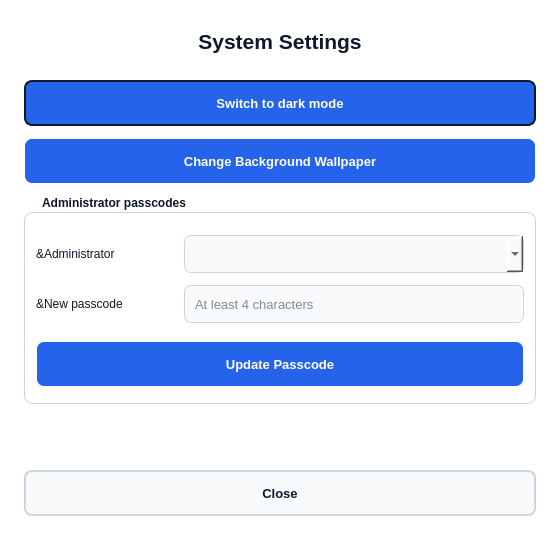
This is SYNCLAB - Source Code/ui/forms/systemsettingsdialog.ui in PPAS-Rashmika/SYNCLAB-Centralized-Workshop-Laboratory-Allocation-Platform as Qt 5 draws it before an edit. The edited form follows.
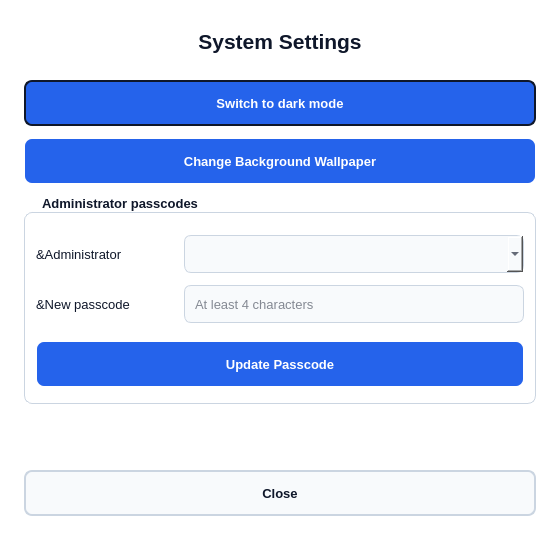
This is the edited form.

What changed in the file:
```diff
--- a/SYNCLAB - Source Code/ui/forms/systemsettingsdialog.ui
+++ b/SYNCLAB - Source Code/ui/forms/systemsettingsdialog.ui
@@ -7,7 +7,54 @@
   <property name="windowTitle">
    <string>System settings</string>
   </property>
-  <!-- ස්ථානය x/y වලින්ද ප්‍රමාණය width/height වලින්ද වෙනස් කරන්න. -->
+  <property name="darkStyleSheet" stdset="0">
+   <string notr="true">QWidget { font-family: "Segoe UI"; font-size: 10pt; }
+QDialog { background-color: #172033; color: #F1F5F9; }
+QLabel { color: #F1F5F9; background: transparent; }
+QLineEdit, QComboBox { background-color: #0F172A; color: #F1F5F9; border: 1px solid #475569; border-radius: 7px; padding: 8px; }
+QLineEdit:focus, QComboBox:focus { border: 1px solid #2563EB; }
+QComboBox QAbstractItemView { background-color: #0F172A; color: #F1F5F9; selection-background-color: #2563EB; selection-color: white; border: 1px solid #475569; }
+QPushButton { background-color: #2563EB; color: white; border: 2px solid transparent; border-radius: 8px; padding: 2px 14px; }
+QPushButton:focus, QPushButton:default { border-color: #F1F5F9; }
+QPushButton:hover { border-color: #475569; }
+QPushButton:disabled { background-color: #475569; color: #F1F5F9; }
+QPushButton#cancelBtn, QPushButton#closeBtn { background-color: #0F172A; color: #F1F5F9; border-color: #475569; }
+QGroupBox { color: #F1F5F9; border: 1px solid #475569; border-radius: 8px; margin-top: 16px; padding-top: 10px; }
+QGroupBox::title { subcontrol-origin: margin; left: 12px; padding: 0 4px; }
+#SystemSettingsDialog { font-family: "Segoe UI"; font-size: 10pt; }
+#titleLbl { font-size: 16pt; font-weight: bold; }
+#toggleThemeBtn { font-size: 10pt; font-weight: bold; }
+#changeWallpaperBtn { font-size: 10pt; font-weight: bold; }
+#groupBox { font-weight: bold; }
+#workshopCombo { font-size: 10pt; }
+#newPasscodeInput { font-size: 10pt; }
+#savePasscodeBtn { font-size: 10pt; font-weight: bold; }
+#closeBtn { font-size: 10pt; font-weight: bold; }</string>
+  </property>
+  <property name="styleSheet">
+   <string notr="true">QWidget { font-family: "Segoe UI"; font-size: 10pt; }
+QDialog { background-color: #FFFFFF; color: #0F172A; }
+QLabel { color: #0F172A; background: transparent; }
+QLineEdit, QComboBox { background-color: #F8FAFC; color: #0F172A; border: 1px solid #CBD5E1; border-radius: 7px; padding: 8px; }
+QLineEdit:focus, QComboBox:focus { border: 1px solid #2563EB; }
+QComboBox QAbstractItemView { background-color: #F8FAFC; color: #0F172A; selection-background-color: #2563EB; selection-color: white; border: 1px solid #CBD5E1; }
+QPushButton { background-color: #2563EB; color: white; border: 2px solid transparent; border-radius: 8px; padding: 2px 14px; }
+QPushButton:focus, QPushButton:default { border-color: #0F172A; }
+QPushButton:hover { border-color: #CBD5E1; }
+QPushButton:disabled { background-color: #CBD5E1; color: #0F172A; }
+QPushButton#cancelBtn, QPushButton#closeBtn { background-color: #F8FAFC; color: #0F172A; border-color: #CBD5E1; }
+QGroupBox { color: #0F172A; border: 1px solid #CBD5E1; border-radius: 8px; margin-top: 16px; padding-top: 10px; }
+QGroupBox::title { subcontrol-origin: margin; left: 12px; padding: 0 4px; }
+#SystemSettingsDialog { font-family: "Segoe UI"; font-size: 10pt; }
+#titleLbl { font-size: 16pt; font-weight: bold; }
+#toggleThemeBtn { font-size: 10pt; font-weight: bold; }
+#changeWallpaperBtn { font-size: 10pt; font-weight: bold; }
+#groupBox { font-weight: bold; }
+#workshopCombo { font-size: 10pt; }
+#newPasscodeInput { font-size: 10pt; }
+#savePasscodeBtn { font-size: 10pt; font-weight: bold; }
+#closeBtn { font-size: 10pt; font-weight: bold; }</string>
+  </property>
   <property name="geometry">
    <rect>
     <x>0</x>
@@ -129,13 +176,6 @@
    <property name="title">
     <string>Administrator passcodes</string>
    </property>
-   <!-- මෙම control එකේ font නම, size සහ bold බව මෙහි වෙනස් කරන්න. -->
-   <property name="font">
-    <font>
-     <bold>true</bold>
-    </font>
-   </property>
-   <!-- lblCat: text/image පෙන්වන label එක; name එක C++ code එකේද භාවිත විය හැක. -->
    <widget class="QLabel" name="lblCat">
     <!-- ස්ථානය x/y වලින්ද ප්‍රමාණය width/height වලින්ද වෙනස් කරන්න. -->
     <property name="geometry">
@@ -306,35 +346,6 @@
     </font>
    </property>
   </widget>
-  <!-- මෙම control එකේ පාට, border, padding සහ radius සඳහා CSS rules මෙහි ඇත. -->
-  <property name="styleSheet">
-   <string notr="true">QDialog { background-color: #FFFFFF; color: #0F172A; }
-QLabel { color: #0F172A; background: transparent; }
-QLineEdit, QComboBox { background-color: #F8FAFC; color: #0F172A; border: 1px solid #CBD5E1; border-radius: 7px; padding: 8px; }
-QLineEdit:focus, QComboBox:focus { border: 1px solid #2563EB; }
-QComboBox QAbstractItemView { background-color: #F8FAFC; color: #0F172A; selection-background-color: #2563EB; selection-color: white; border: 1px solid #CBD5E1; }
-QPushButton { background-color: #2563EB; color: white; border: 2px solid transparent; border-radius: 8px; padding: 2px 14px; }
-QPushButton:focus, QPushButton:default { border-color: #0F172A; }
-QPushButton:hover { border-color: #CBD5E1; }
-QPushButton:disabled { background-color: #CBD5E1; color: #0F172A; }
-QPushButton#cancelBtn, QPushButton#closeBtn { background-color: #F8FAFC; color: #0F172A; border-color: #CBD5E1; }
-QGroupBox { color: #0F172A; border: 1px solid #CBD5E1; border-radius: 8px; margin-top: 16px; padding-top: 10px; }
-QGroupBox::title { subcontrol-origin: margin; left: 12px; padding: 0 4px; }</string>
-  </property>
-  <!-- මෙම control එකේ font නම, size සහ bold බව මෙහි වෙනස් කරන්න. -->
-  <property name="font">
-   <font>
-    <family>Segoe UI</family>
-    <pointsize>10</pointsize>
-   </font>
-  </property>
-  <!-- Control එක මෙයට වඩා කුඩා කිරීමට ඉඩ නොදෙන ප්‍රමාණයයි. -->
-  <property name="minimumSize">
-   <size>
-    <width>560</width>
-    <height>540</height>
-   </size>
-  </property>
  </widget>
  <!-- Tab key මගින් controls අතර යන අනුපිළිවෙළ මෙහි ඇත. -->
  <tabstops>
```
Left out of the diff: 123 changed lines with no effect on the pictures.
